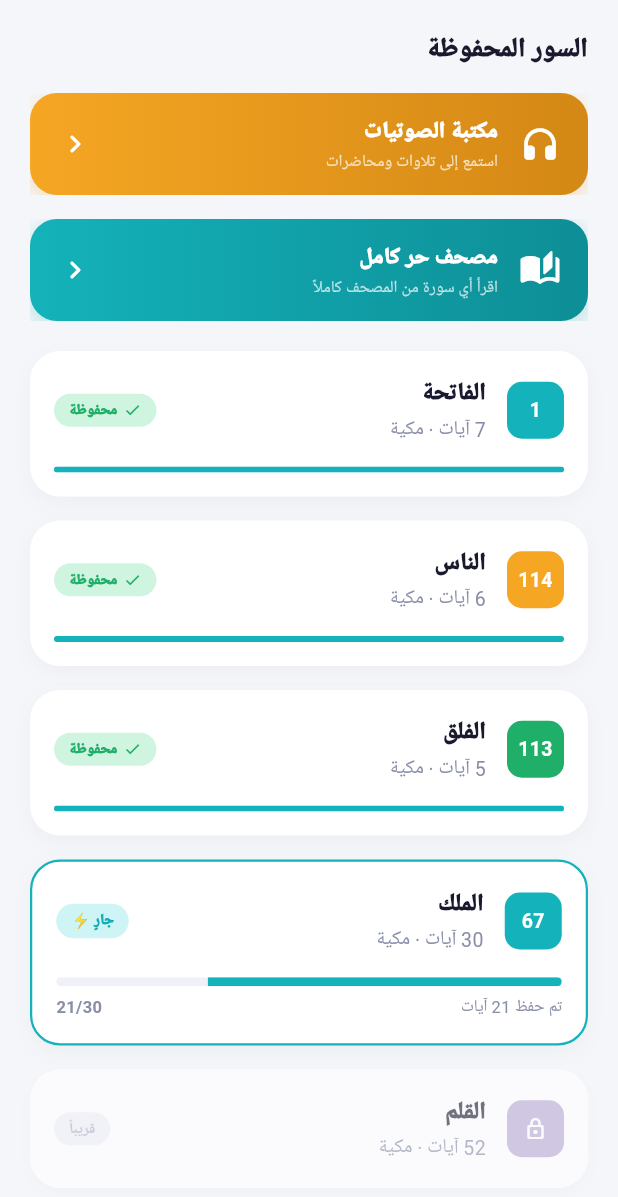
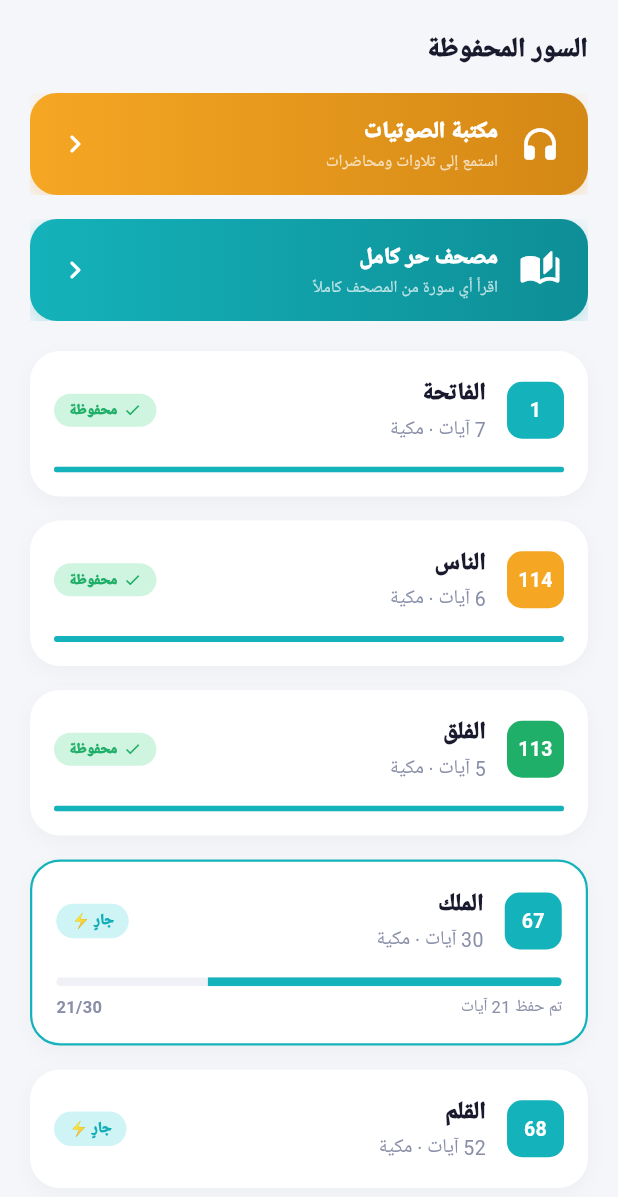
Before and after one commit to ahmedsukkary52-cmd/Rafiq-academy, a Flutter app: the StudentMushafDashboard screen opened directly, scrolled down 236 dp, on a phone screen of 412 x 824 dp. Shown: the top 1197 px of the screen. Run offline on Flutter 3.47's test engine with Material 3 defaults, Android fonts, the phone set to English and light mode, and no system bars; our stand-ins replace bloc_concurrency, cloud_firestore, cloud_functions, equatable, file_picker, firebase_auth and 17 more; missing offline and left inert: record; accounts and stored records are empty; Roboto replaces fonts that are missing (NotoNaskhArabic).

Commit message:
docs: add project status and roadmap reference feat: remove temporary surah locking in student mushaf dashboard refactor: simplify SurahCard widget logic and UI implementation

```diff
--- a/lib/features/student/presentation/pages/student_mushaf_dashboard.dart
+++ b/lib/features/student/presentation/pages/student_mushaf_dashboard.dart
@@ -3,7 +3,6 @@ import 'package:flutter_bloc/flutter_bloc.dart';
 import 'package:go_router/go_router.dart';
 
 import '../../../../shared/theme/app_theme.dart';
-import '../../../../shared/widgets/shared_widgets.dart';
 import '../bloc/student_bloc.dart';
 import '../bloc/student_state.dart';
 
@@ -13,7 +12,6 @@ class DashboardSurahItem {
   final int versesCount;
   final String type; // مكية or مدنية
   final int completedVerses;
-  final bool isLocked;
   final bool isCompleted;
 
   const DashboardSurahItem({
@@ -22,7 +20,6 @@ class DashboardSurahItem {
     required this.versesCount,
     required this.type,
     this.completedVerses = 0,
-    this.isLocked = false,
     this.isCompleted = false,
   });
 }
@@ -30,6 +27,7 @@ class DashboardSurahItem {
 class StudentMushafDashboard extends StatelessWidget {
   const StudentMushafDashboard({super.key});
 
+  // TODO: القفل هيتفعل لاحقاً بناءً على خطة الحفظ اللي هيحددها المعلم لكل طالب - لحد ذلك كل السور مفتوحة
   static const List<DashboardSurahItem> _surahs = [
     DashboardSurahItem(
       number: 1,
@@ -64,7 +62,6 @@ class StudentMushafDashboard extends StatelessWidget {
       name: 'القلم',
       versesCount: 52,
       type: 'مكية',
-      isLocked: true,
     ),
   ];
 
@@ -440,9 +437,8 @@ class _SurahCard extends StatelessWidget {
 
   @override
   Widget build(BuildContext context) {
-    Widget stateBadge;
-    if (item.isCompleted) {
-      stateBadge = Container(
+    final Widget stateBadge = item.isCompleted
+        ? Container(
             padding: const EdgeInsets.symmetric(horizontal: 10, vertical: 4),
             decoration: BoxDecoration(
               color: const Color(0xFFCFF4DF),
@@ -464,26 +460,8 @@ class _SurahCard extends StatelessWidget {
                 ),
               ],
             ),
-      );
-    } else if (item.isLocked) {
-      stateBadge = Container(
-        padding: const EdgeInsets.symmetric(horizontal: 10, vertical: 4),
-        decoration: BoxDecoration(
-          color: AppColors.surfaceGrey,
-          borderRadius: BorderRadius.circular(12),
-        ),
-        child: const Text(
-          'قريباً',
-          style: TextStyle(
-            fontFamily: 'NotoNaskhArabic',
-            fontSize: 10,
-            fontWeight: FontWeight.bold,
-            color: AppColors.textHint,
-          ),
-        ),
-      );
-    } else {
-      stateBadge = Container(
+          )
+        : Container(
             padding: const EdgeInsets.symmetric(horizontal: 10, vertical: 4),
             decoration: BoxDecoration(
               color: const Color(0xFFCFF4F6),
@@ -499,27 +477,16 @@ class _SurahCard extends StatelessWidget {
               ),
             ),
           );
-    }
 
-    final double cardOpacity = item.isLocked ? 0.6 : 1.0;
+    final bool isInProgress = !item.isCompleted && item.completedVerses > 0;
 
-    final bool isInProgress =
-        !item.isCompleted && !item.isLocked && item.completedVerses > 0;
+    final Color numberBgColor = item.number == 114
+        ? const Color(0xFFF5A623)
+        : item.number == 113
+        ? const Color(0xFF20AF68)
+        : const Color(0xFF14B2BA);
 
-    Color numberBgColor;
-    if (item.isLocked) {
-      numberBgColor = const Color(0xFFB8A9D4);
-    } else if (item.number == 114) {
-      numberBgColor = const Color(0xFFF5A623);
-    } else if (item.number == 113) {
-      numberBgColor = const Color(0xFF20AF68);
-    } else {
-      numberBgColor = const Color(0xFF14B2BA);
-    }
-
-    return Opacity(
-      opacity: cardOpacity,
-      child: Container(
+    return Container(
       decoration: BoxDecoration(
         color: Colors.white,
         borderRadius: BorderRadius.circular(20),
@@ -535,16 +502,7 @@ class _SurahCard extends StatelessWidget {
         ],
       ),
       child: InkWell(
-          onTap: () {
-            if (item.isLocked) {
-              AppSnackBar.showInfo(
-                context,
-                'ستُفتح هذه السورة قريباً بعد إتمام السورة السابقة',
-              );
-            } else {
-              context.push('/student/mushaf?surah=${item.number}');
-            }
-          },
+        onTap: () => context.push('/student/mushaf?surah=${item.number}'),
         borderRadius: BorderRadius.circular(20),
         child: Padding(
           padding: const EdgeInsets.all(16),
@@ -553,7 +511,6 @@ class _SurahCard extends StatelessWidget {
             children: [
               Row(
                 children: [
-                    // Surah index circle
                   Container(
                     width: 38,
                     height: 38,
@@ -562,13 +519,7 @@ class _SurahCard extends StatelessWidget {
                       borderRadius: BorderRadius.circular(10),
                     ),
                     child: Center(
-                        child: item.isLocked
-                            ? const Icon(
-                                Icons.lock_outline_rounded,
-                                size: 16,
-                                color: Colors.white,
-                              )
-                            : Text(
+                      child: Text(
                         '${item.number}',
                         style: const TextStyle(
                           fontSize: 13,
@@ -579,7 +530,6 @@ class _SurahCard extends StatelessWidget {
                     ),
                   ),
                   const SizedBox(width: 14),
-                    // Details
                   Expanded(
                     child: Column(
                       crossAxisAlignment: CrossAxisAlignment.start,
@@ -600,11 +550,9 @@ class _SurahCard extends StatelessWidget {
                       ],
                     ),
                   ),
-                    // Badge and Lock icon
-                    Row(mainAxisSize: MainAxisSize.min, children: [stateBadge]),
+                  stateBadge,
                 ],
               ),
-                // Progress Bar
               if (item.isCompleted) ...[
                 const SizedBox(height: 14),
                 ClipRRect(
@@ -655,7 +603,6 @@ class _SurahCard extends StatelessWidget {
           ),
         ),
       ),
-      ),
     );
   }
 }
```
Also changed, not shown: docs/student_status.dart (added, +37 -0 lines). Lines whose indentation alone changed are shown as unchanged.
